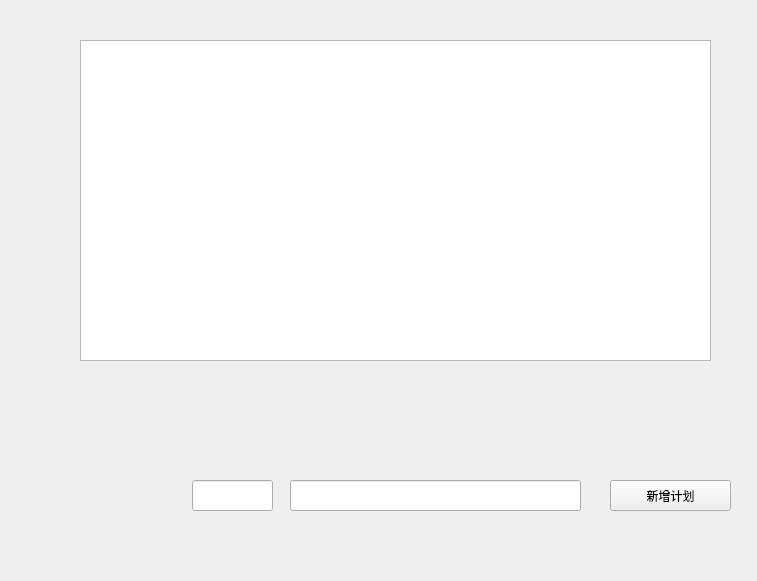
Before: the Qt Designer form BackendGuI/BackendGuI/yearplandialog.ui in LarkHunter/lark, drawn with Qt 5.
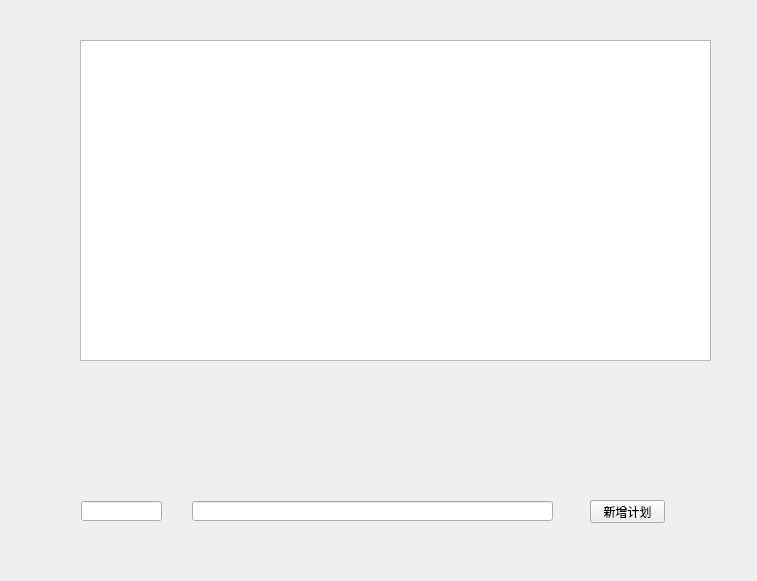
After: the same form once the commit is applied.

Patch:
```diff
--- a/BackendGuI/BackendGuI/yearplandialog.ui
+++ b/BackendGuI/BackendGuI/yearplandialog.ui
@@ -28,20 +28,32 @@
   <widget class="QLineEdit" name="planLineEdit">
    <property name="geometry">
     <rect>
-     <x>290</x>
-     <y>480</y>
-     <width>291</width>
-     <height>31</height>
+     <x>192</x>
+     <y>501</y>
+     <width>361</width>
+     <height>20</height>
     </rect>
    </property>
+   <property name="minimumSize">
+    <size>
+     <width>361</width>
+     <height>20</height>
+    </size>
+   </property>
+   <property name="maximumSize">
+    <size>
+     <width>361</width>
+     <height>20</height>
+    </size>
+   </property>
   </widget>
   <widget class="QPushButton" name="addButton">
    <property name="geometry">
     <rect>
-     <x>610</x>
-     <y>480</y>
-     <width>121</width>
-     <height>31</height>
+     <x>590</x>
+     <y>500</y>
+     <width>75</width>
+     <height>23</height>
     </rect>
    </property>
    <property name="text">
@@ -51,10 +63,10 @@
   <widget class="QLineEdit" name="numEdit">
    <property name="geometry">
     <rect>
-     <x>192</x>
-     <y>480</y>
+     <x>81</x>
+     <y>501</y>
      <width>81</width>
-     <height>31</height>
+     <height>20</height>
     </rect>
    </property>
   </widget>
```
